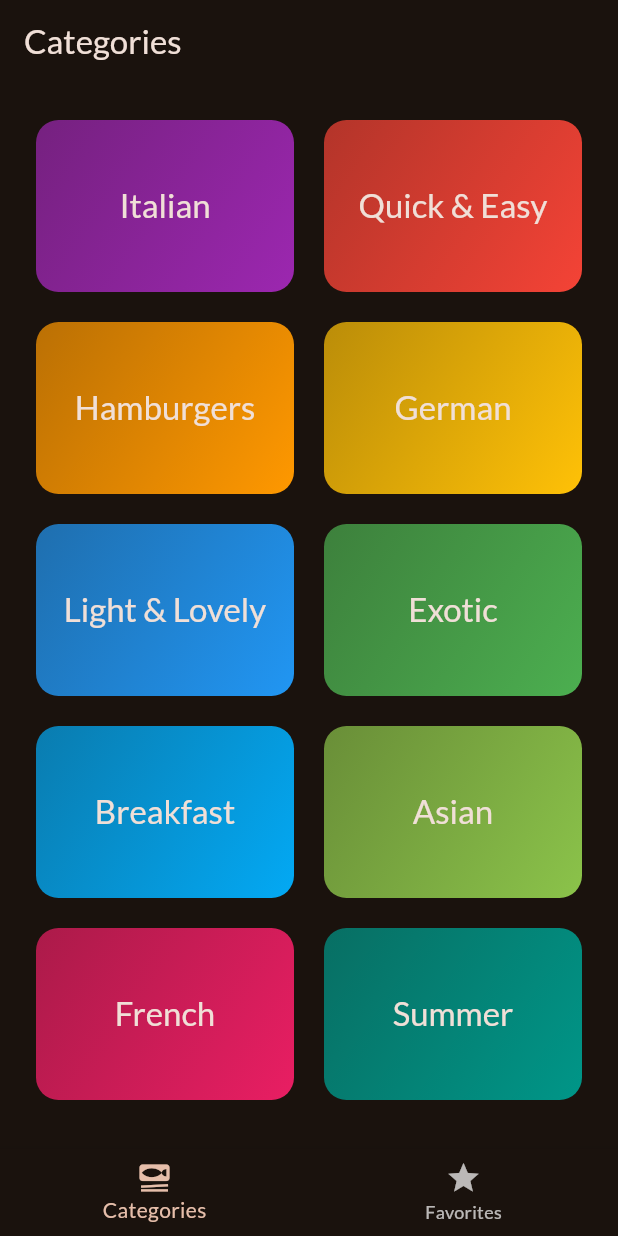
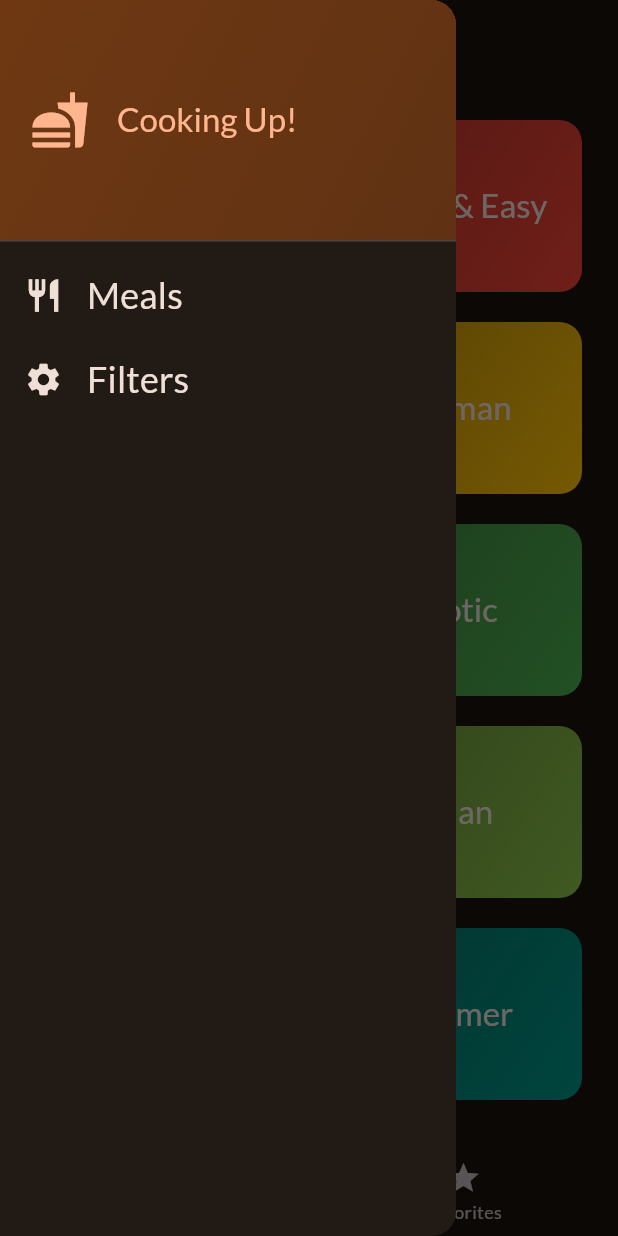
Before and after one commit to sibeux/flutter_mobile, a Flutter app: the screen it shows after launch, with the side drawer open (before the commit the screen has no drawer), on a phone screen of 412 x 824 dp. Run offline on Flutter 3.47's test engine with Material 3 defaults, Android fonts, the phone set to English and light mode, and no system bars; our stand-ins replace google_fonts, transparent_image.

Commit message:
Add FiltersScreen and MainDrawer

```diff
--- a/lib/udemy_max/meal_app/screens/tabs.dart
+++ b/lib/udemy_max/meal_app/screens/tabs.dart
@@ -1,7 +1,9 @@
 import 'package:flutter/material.dart';
 import 'package:flutter_mobile/udemy_max/meal_app/models/meal.dart';
 import 'package:flutter_mobile/udemy_max/meal_app/screens/categories.dart';
+import 'package:flutter_mobile/udemy_max/meal_app/screens/filters.dart';
 import 'package:flutter_mobile/udemy_max/meal_app/screens/meals.dart';
+import 'package:flutter_mobile/udemy_max/meal_app/widgets/main_drawer.dart';
 
 class TabsScreen extends StatefulWidget {
   const TabsScreen({
@@ -48,6 +50,17 @@ class _TabsScreenState extends State<TabsScreen> {
     });
   }
 
+  void _setScreen(String identifier) {
+    Navigator.of(context).pop();
+    if (identifier == 'filters') {
+      Navigator.of(context).push(
+        MaterialPageRoute(builder: (context) {
+          return const FiltersScreen();
+        }),
+      );
+    }
+  }
+
   @override
   Widget build(BuildContext context) {
     Widget activePage = CategoriesScreen(
@@ -67,6 +80,9 @@ class _TabsScreenState extends State<TabsScreen> {
       appBar: AppBar(
         title: Text(activePageTitle),
       ),
+      drawer: MainDrawer(
+        onSelectScreen: _setScreen,
+      ),
       body: activePage,
       bottomNavigationBar: BottomNavigationBar(
         onTap: _selectPage,
--- /dev/null
+++ b/lib/udemy_max/meal_app/widgets/main_drawer.dart
@@ -0,0 +1,84 @@
+import 'package:flutter/material.dart';
+
+class MainDrawer extends StatelessWidget {
+  const MainDrawer({
+    super.key,
+    required this.onSelectScreen,
+  });
+
+  final void Function(String indetifier) onSelectScreen;
+
+  @override
+  Widget build(BuildContext context) {
+    return Drawer(
+      child: Column(
+        children: [
+          DrawerHeader(
+            padding: const EdgeInsets.all(20),
+            decoration: BoxDecoration(
+              gradient: LinearGradient(
+                colors: [
+                  Theme.of(context).colorScheme.primaryContainer,
+                  Theme.of(context)
+                      .colorScheme
+                      .primaryContainer
+                      .withOpacity(0.8),
+                ],
+                begin: Alignment.topLeft,
+                end: Alignment.bottomRight,
+              ),
+            ),
+            child: Row(
+              children: [
+                Icon(Icons.fastfood,
+                    size: 40, color: Theme.of(context).colorScheme.primary),
+                const SizedBox(width: 18),
+                Text(
+                  'Cooking Up!',
+                  style: Theme.of(context)
+                      .textTheme
+                      .titleLarge!
+                      .copyWith(color: Theme.of(context).colorScheme.primary),
+                ),
+              ],
+            ),
+          ),
+          ListTile(
+            leading: Icon(
+              Icons.restaurant,
+              size: 26,
+              color: Theme.of(context).colorScheme.onBackground,
+            ),
+            title: Text(
+              'Meals',
+              style: Theme.of(context).textTheme.titleSmall!.copyWith(
+                    color: Theme.of(context).colorScheme.onBackground,
+                    fontSize: 24,
+                  ),
+            ),
+            onTap: () {
+              onSelectScreen('meals');
+            },
+          ),
+          ListTile(
+            leading: Icon(
+              Icons.settings,
+              size: 26,
+              color: Theme.of(context).colorScheme.onBackground,
+            ),
+            title: Text(
+              'Filters',
+              style: Theme.of(context).textTheme.titleSmall!.copyWith(
+                    color: Theme.of(context).colorScheme.onBackground,
+                    fontSize: 24,
+                  ),
+            ),
+            onTap: () {
+              onSelectScreen('filters');
+            },
+          ),
+        ],
+      ),
+    );
+  }
+}
```
Also changed, not shown: lib/udemy_max/meal_app/screens/filters.dart (added, +66 -0 lines).
